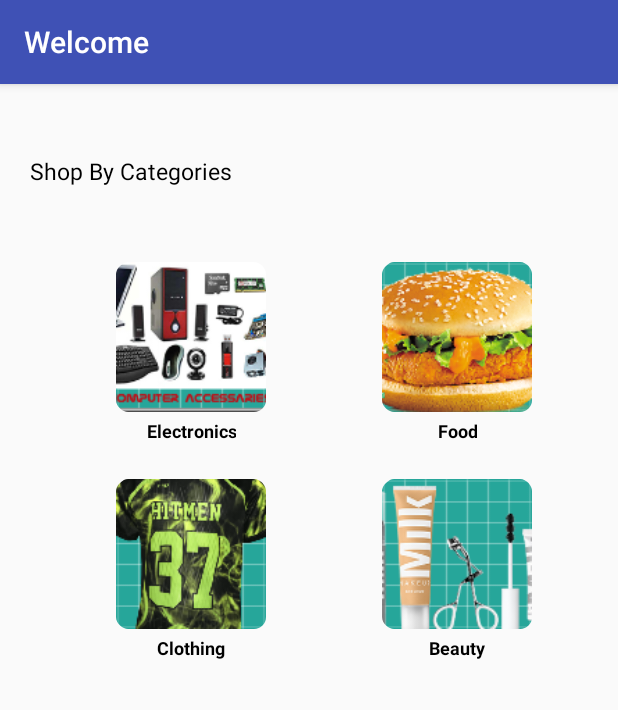
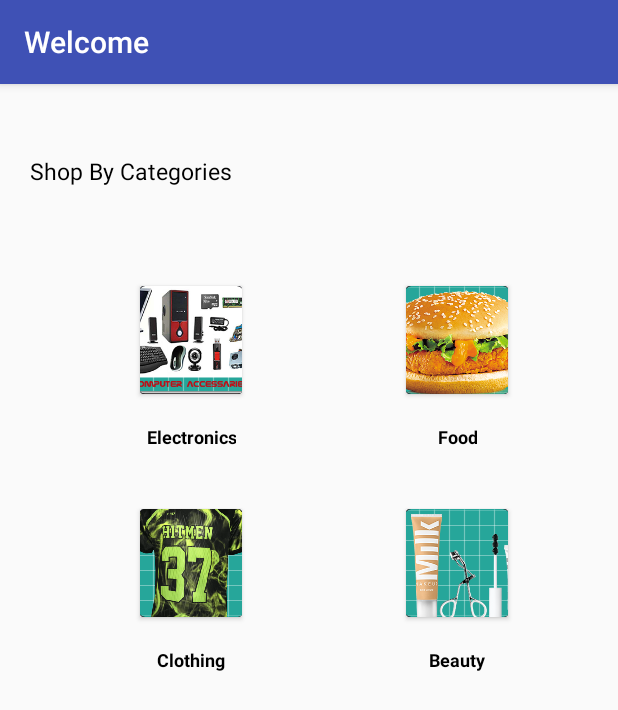
Before and after one commit to suman8848/MobileApplicationDemo, an Android app: the DashBoardActivity screen opened directly, with no data from a screen before it, on a phone screen of 412 x 824 dp. Shown: the top 710 px of the screen. Run offline under Robolectric (Android 15) with nearby library versions, the phone set to English and light mode, and no system bars; our stand-ins replace ButterKnife; 1 statement that could not run was skipped.

```diff
--- a/app/src/main/res/layout/product_item.xml
+++ b/app/src/main/res/layout/product_item.xml
@@ -5,18 +5,20 @@
     android:gravity="center"
     >
 
-    <FrameLayout
-        android:layout_width="wrap_content"
-        android:layout_height="wrap_content">
-
+        <android.support.v7.widget.CardView
+            android:id="@+id/cardview"
+            android:layout_width="match_parent"
+            android:layout_height="match_parent"
+            android:layout_centerHorizontal="true"
+            android:layout_centerVertical="true"
+            android:layout_margin="@dimen/dp_16">
         <ImageView
             android:id="@+id/imageview_product"
-            android:layout_width="100dp"
-            android:layout_height="100dp"
+            android:layout_width="match_parent"
+            android:layout_height="match_parent"
             android:scaleType="centerCrop"/>
+        </android.support.v7.widget.CardView>
 
-
-    </FrameLayout>
 
     <TextView
         android:id="@+id/textview_product_ame"
```
